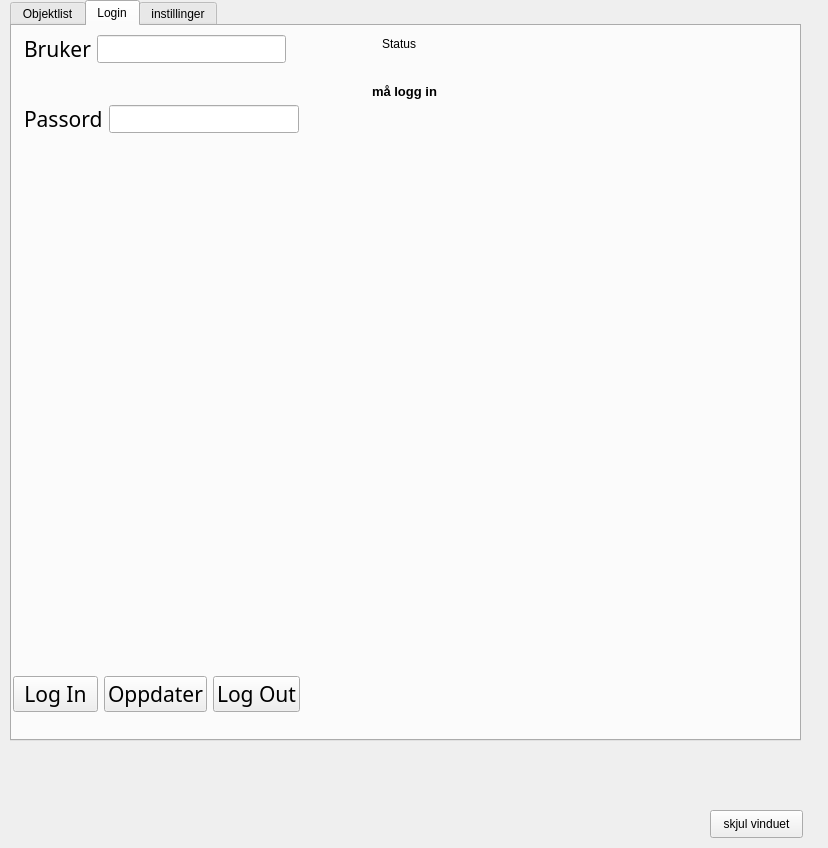
JACCCostring/NVDBPlugin, file nvdbskriv_beta.ui: the form before one commit.
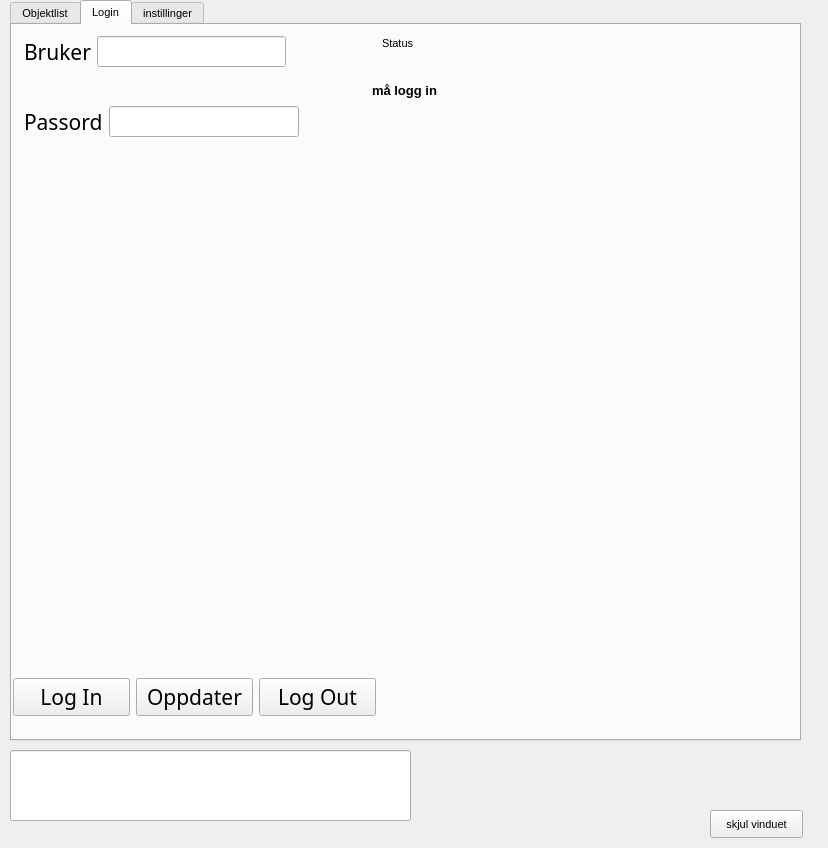
The form after the commit. The open tabs and pages were chosen to show the change.

```diff
--- a/nvdbskriv_beta.ui
+++ b/nvdbskriv_beta.ui
@@ -10,6 +10,11 @@
     <height>848</height>
    </rect>
   </property>
+  <property name="font">
+   <font>
+    <pointsize>8</pointsize>
+   </font>
+  </property>
   <property name="windowTitle">
    <string>NVDB Skriv</string>
   </property>
@@ -148,8 +153,8 @@
       <rect>
        <x>1</x>
        <y>650</y>
-       <width>287</width>
-       <height>36</height>
+       <width>363</width>
+       <height>45</height>
       </rect>
      </property>
      <layout class="QHBoxLayout" name="horizontalLayout">
@@ -200,7 +205,7 @@
        <x>12</x>
        <y>9</y>
        <width>262</width>
-       <height>28</height>
+       <height>36</height>
       </rect>
      </property>
      <layout class="QHBoxLayout" name="horizontalLayout_2">
@@ -235,7 +240,7 @@
        <x>12</x>
        <y>79</y>
        <width>275</width>
-       <height>28</height>
+       <height>36</height>
       </rect>
      </property>
      <layout class="QHBoxLayout" name="horizontalLayout_3">
@@ -389,6 +394,24 @@
     <string>skjul vinduet</string>
    </property>
   </widget>
+  <widget class="QLineEdit" name="response_endringsset">
+   <property name="geometry">
+    <rect>
+     <x>10</x>
+     <y>750</y>
+     <width>401</width>
+     <height>71</height>
+    </rect>
+   </property>
+   <property name="font">
+    <font>
+     <pointsize>9</pointsize>
+    </font>
+   </property>
+   <property name="text">
+    <string/>
+   </property>
+  </widget>
  </widget>
  <resources/>
  <connections/>
```
Left out of the diff: 2 changed lines with no effect on the pictures.
